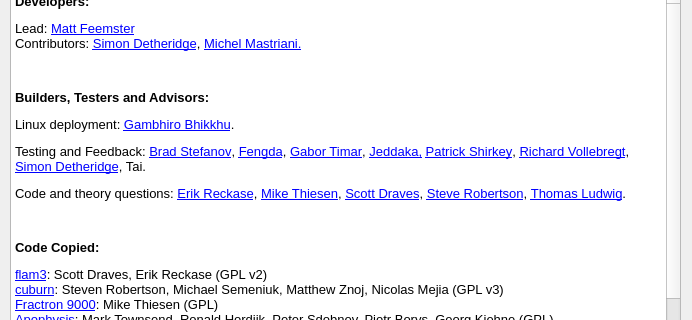
typpos/fractorium, file Source/Fractorium/AboutDialog.ui: the form before one commit; both pictures show x 0 to 692 and y 201 to 521 of the 692 by 729 pixel window.
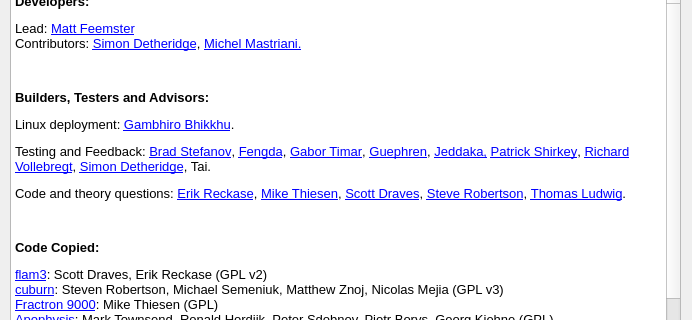
The form after the commit.

```diff
--- a/Source/Fractorium/AboutDialog.ui
+++ b/Source/Fractorium/AboutDialog.ui
@@ -110,7 +110,7 @@
 &lt;p style=&quot;-qt-paragraph-type:empty; margin-top:12px; margin-bottom:12px; margin-left:0px; margin-right:0px; -qt-block-indent:0; text-indent:0px; font-size:10pt;&quot;&gt;&lt;br /&gt;&lt;/p&gt;
 &lt;p style=&quot; margin-top:12px; margin-bottom:12px; margin-left:0px; margin-right:0px; -qt-block-indent:0; text-indent:0px;&quot;&gt;&lt;span style=&quot; font-size:10pt; font-weight:600;&quot;&gt;Builders, Testers and Advisors:&lt;/span&gt;&lt;/p&gt;
 &lt;p style=&quot; margin-top:12px; margin-bottom:12px; margin-left:0px; margin-right:0px; -qt-block-indent:0; text-indent:0px;&quot;&gt;&lt;span style=&quot; font-size:10pt;&quot;&gt;Linux deployment: &lt;/span&gt;&lt;a href=&quot;https://launchpad.net/~fractorium&quot;&gt;&lt;span style=&quot; font-size:10pt; text-decoration: underline; color:#0000ff;&quot;&gt;Gambhiro Bhikkhu&lt;/span&gt;&lt;/a&gt;&lt;span style=&quot; font-size:10pt;&quot;&gt;.&lt;/span&gt;&lt;/p&gt;
-&lt;p style=&quot; margin-top:12px; margin-bottom:12px; margin-left:0px; margin-right:0px; -qt-block-indent:0; text-indent:0px;&quot;&gt;&lt;span style=&quot; font-size:10pt;&quot;&gt;Testing and Feedback: &lt;/span&gt;&lt;a href=&quot;http://snicker02.deviantart.com/&quot;&gt;&lt;span style=&quot; font-size:10pt; text-decoration: underline; color:#0000ff;&quot;&gt;Brad Stefanov&lt;/span&gt;&lt;/a&gt;&lt;span style=&quot; font-size:10pt;&quot;&gt;, &lt;/span&gt;&lt;a href=&quot;http://www.fxysw.com/&quot;&gt;&lt;span style=&quot; font-size:10pt; text-decoration: underline; color:#0000ff;&quot;&gt;Fengda&lt;/span&gt;&lt;/a&gt;&lt;span style=&quot; font-size:10pt;&quot;&gt;, &lt;/span&gt;&lt;a href=&quot;http://b33rheart.deviantart.com/&quot;&gt;&lt;span style=&quot; font-size:10pt; text-decoration: underline; color:#0000ff;&quot;&gt;Gabor Timar&lt;/span&gt;&lt;/a&gt;&lt;span style=&quot; font-size:10pt;&quot;&gt;, &lt;/span&gt;&lt;a href=&quot;https://www.deviantart.com/jeddaka&quot;&gt;&lt;span style=&quot; font-size:10pt; text-decoration: underline; color:#0000ff;&quot;&gt;Jeddaka,&lt;/span&gt;&lt;/a&gt;&lt;span style=&quot; font-size:10pt;&quot;&gt; &lt;/span&gt;&lt;a href=&quot;http://boosthardware.com/&quot;&gt;&lt;span style=&quot; font-size:10pt; text-decoration: underline; color:#0000ff;&quot;&gt;Patrick Shirkey&lt;/span&gt;&lt;/a&gt;&lt;span style=&quot; font-size:10pt;&quot;&gt;, &lt;/span&gt;&lt;a href=&quot;http://nightmaretf.deviantart.com/&quot;&gt;&lt;span style=&quot; font-size:10pt; text-decoration: underline; color:#0000ff;&quot;&gt;Richard Vollebregt&lt;/span&gt;&lt;/a&gt;&lt;span style=&quot; font-size:10pt;&quot;&gt;, &lt;/span&gt;&lt;a href=&quot;http://blog.highlyillogical.org/&quot;&gt;&lt;span style=&quot; font-size:10pt; text-decoration: underline; color:#0000ff;&quot;&gt;Simon Detheridge&lt;/span&gt;&lt;/a&gt;&lt;span style=&quot; font-size:10pt;&quot;&gt;, Tai.&lt;/span&gt;&lt;/p&gt;
+&lt;p style=&quot; margin-top:12px; margin-bottom:12px; margin-left:0px; margin-right:0px; -qt-block-indent:0; text-indent:0px;&quot;&gt;&lt;span style=&quot; font-size:10pt;&quot;&gt;Testing and Feedback: &lt;/span&gt;&lt;a href=&quot;http://snicker02.deviantart.com/&quot;&gt;&lt;span style=&quot; font-size:10pt; text-decoration: underline; color:#0000ff;&quot;&gt;Brad Stefanov&lt;/span&gt;&lt;/a&gt;&lt;span style=&quot; font-size:10pt;&quot;&gt;, &lt;/span&gt;&lt;a href=&quot;http://www.fxysw.com/&quot;&gt;&lt;span style=&quot; font-size:10pt; text-decoration: underline; color:#0000ff;&quot;&gt;Fengda&lt;/span&gt;&lt;/a&gt;&lt;span style=&quot; font-size:10pt;&quot;&gt;, &lt;/span&gt;&lt;a href=&quot;http://b33rheart.deviantart.com/&quot;&gt;&lt;span style=&quot; font-size:10pt; text-decoration: underline; color:#0000ff;&quot;&gt;Gabor Timar&lt;/span&gt;&lt;/a&gt;&lt;span style=&quot; font-size:10pt;&quot;&gt;, &lt;/span&gt;&lt;a href=&quot;https://www.deviantart.com/guephren&quot;&gt;&lt;span style=&quot; font-size:10pt; text-decoration: underline; color:#0000ff;&quot;&gt;Guephren&lt;/span&gt;&lt;/a&gt;&lt;span style=&quot; font-size:10pt;&quot;&gt;, &lt;/span&gt;&lt;a href=&quot;https://www.deviantart.com/jeddaka&quot;&gt;&lt;span style=&quot; font-size:10pt; text-decoration: underline; color:#0000ff;&quot;&gt;Jeddaka,&lt;/span&gt;&lt;/a&gt;&lt;span style=&quot; font-size:10pt;&quot;&gt; &lt;/span&gt;&lt;a href=&quot;http://boosthardware.com/&quot;&gt;&lt;span style=&quot; font-size:10pt; text-decoration: underline; color:#0000ff;&quot;&gt;Patrick Shirkey&lt;/span&gt;&lt;/a&gt;&lt;span style=&quot; font-size:10pt;&quot;&gt;, &lt;/span&gt;&lt;a href=&quot;http://nightmaretf.deviantart.com/&quot;&gt;&lt;span style=&quot; font-size:10pt; text-decoration: underline; color:#0000ff;&quot;&gt;Richard Vollebregt&lt;/span&gt;&lt;/a&gt;&lt;span style=&quot; font-size:10pt;&quot;&gt;, &lt;/span&gt;&lt;a href=&quot;http://blog.highlyillogical.org/&quot;&gt;&lt;span style=&quot; font-size:10pt; text-decoration: underline; color:#0000ff;&quot;&gt;Simon Detheridge&lt;/span&gt;&lt;/a&gt;&lt;span style=&quot; font-size:10pt;&quot;&gt;, Tai.&lt;/span&gt;&lt;/p&gt;
 &lt;p style=&quot; margin-top:12px; margin-bottom:12px; margin-left:0px; margin-right:0px; -qt-block-indent:0; text-indent:0px;&quot;&gt;&lt;span style=&quot; font-size:10pt;&quot;&gt;Code and theory questions: &lt;/span&gt;&lt;a href=&quot;https://github.com/scottdraves/flam3&quot;&gt;&lt;span style=&quot; font-size:10pt; text-decoration: underline; color:#0000ff;&quot;&gt;Erik Reckase&lt;/span&gt;&lt;/a&gt;&lt;span style=&quot; font-size:10pt;&quot;&gt;, &lt;/span&gt;&lt;a href=&quot;http://fractron9000.sourceforge.net/&quot;&gt;&lt;span style=&quot; font-size:10pt; text-decoration: underline; color:#0000ff;&quot;&gt;Mike Thiesen&lt;/span&gt;&lt;/a&gt;&lt;span style=&quot; font-size:10pt;&quot;&gt;, &lt;/span&gt;&lt;a href=&quot;https://github.com/scottdraves/flam3&quot;&gt;&lt;span style=&quot; font-size:10pt; text-decoration: underline; color:#0000ff;&quot;&gt;Scott Draves&lt;/span&gt;&lt;/a&gt;&lt;span style=&quot; font-size:10pt;&quot;&gt;, &lt;/span&gt;&lt;a href=&quot;https://github.com/stevenrobertson/cuburn&quot;&gt;&lt;span style=&quot; font-size:10pt; text-decoration: underline; color:#0000ff;&quot;&gt;Steve Robertson&lt;/span&gt;&lt;/a&gt;&lt;span style=&quot; font-size:10pt;&quot;&gt;, &lt;/span&gt;&lt;a href=&quot;http://www.chaoticafractals.com/&quot;&gt;&lt;span style=&quot; font-size:10pt; text-decoration: underline; color:#0000ff;&quot;&gt;Thomas Ludwig&lt;/span&gt;&lt;/a&gt;&lt;span style=&quot; font-size:10pt;&quot;&gt;.&lt;/span&gt;&lt;/p&gt;
 &lt;p style=&quot;-qt-paragraph-type:empty; margin-top:12px; margin-bottom:12px; margin-left:0px; margin-right:0px; -qt-block-indent:0; text-indent:0px; font-size:10pt; font-weight:600;&quot;&gt;&lt;br /&gt;&lt;/p&gt;
 &lt;p style=&quot; margin-top:12px; margin-bottom:12px; margin-left:0px; margin-right:0px; -qt-block-indent:0; text-indent:0px;&quot;&gt;&lt;span style=&quot; font-size:10pt; font-weight:600;&quot;&gt;Code Copied:&lt;/span&gt;&lt;/p&gt;
```
